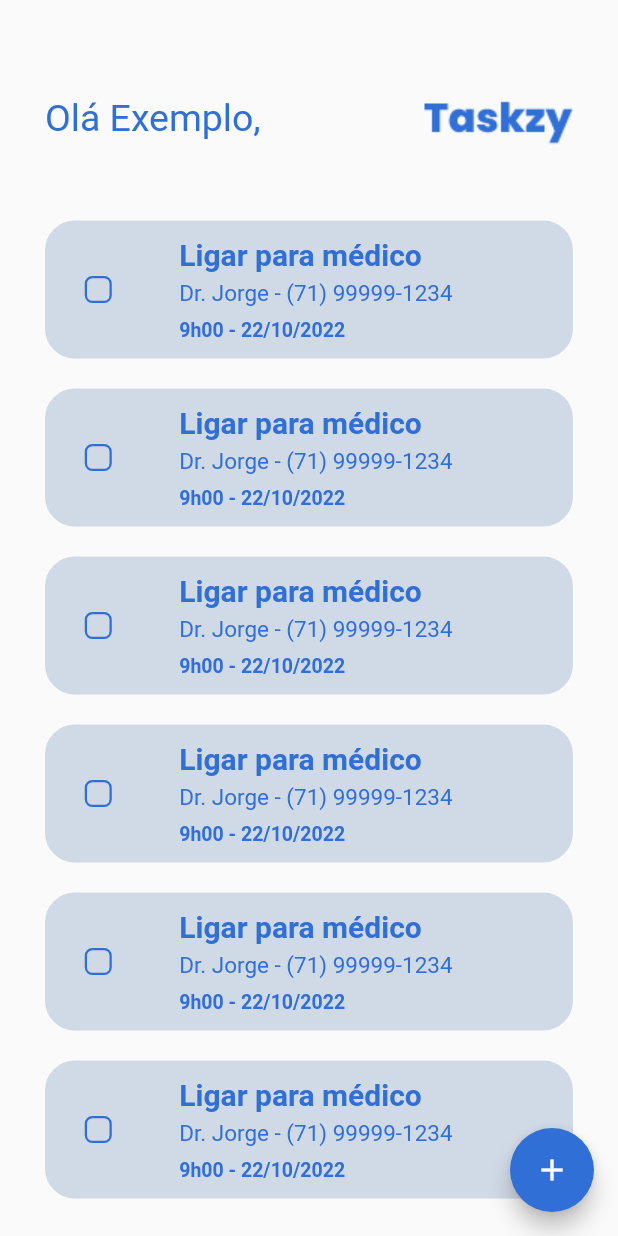
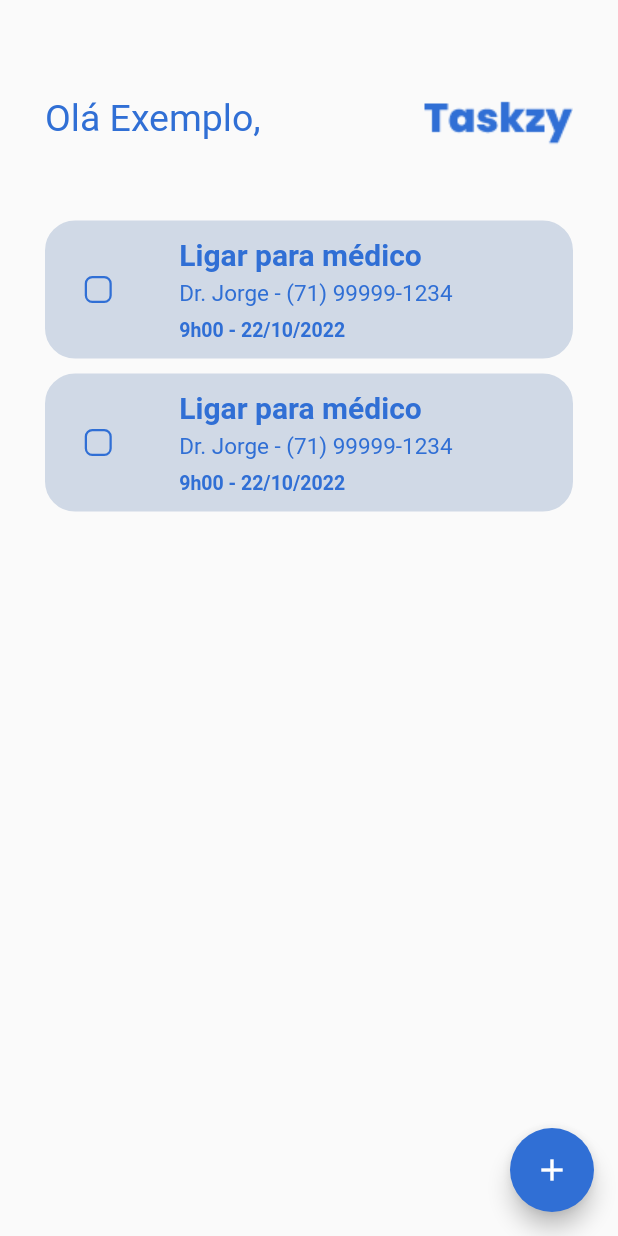
Before and after one commit to RicMerces/TaskzyChallenge, a Flutter app: the Home screen opened directly, on a phone screen of 412 x 824 dp. Run offline on Flutter 3.47's test engine with Material 2 defaults, Android fonts, the phone set to English and light mode, and no system bars.

Commit message:
Ajustes home

```diff
--- a/taskzy/lib/main.dart
+++ b/taskzy/lib/main.dart
@@ -1,5 +1,6 @@
 import 'package:flutter/material.dart';
 import 'package:taskzy/pages/home.dart';
+import 'package:taskzy/pages/home02.dart';
 import 'package:taskzy/pages/registro.dart';
 import 'package:taskzy/pages/start.dart';
 import 'package:taskzy/pages/onboarding.dart';
@@ -14,7 +15,7 @@ class MyApp extends StatelessWidget {
   Widget build(BuildContext context) {
     return MaterialApp(
       debugShowCheckedModeBanner: false,
-      home: Home(),
+      home: Home02(),
     );
   }
 }
--- a/taskzy/lib/pages/Home.dart
+++ b/taskzy/lib/pages/Home.dart
@@ -13,6 +13,11 @@ class _HomeState extends State<Home> {
   String _nome = 'Exemplo';
 
   bool _checkmark = false;
+
+  void toggleButtonSelect() {
+    _checkmark = !_checkmark;
+  }
+
   @override
   Widget build(BuildContext context) {
     return Scaffold(
@@ -31,7 +36,7 @@ class _HomeState extends State<Home> {
         backgroundColor: Color(0xff306FD5),
       ),
       body: SingleChildScrollView(
-        padding: EdgeInsets.symmetric(vertical: 60, horizontal: 30),
+        padding: const EdgeInsets.symmetric(vertical: 60, horizontal: 30),
         child: Column(
           children: [
             Row(
@@ -39,7 +44,7 @@ class _HomeState extends State<Home> {
               children: [
                 Text(
                   'Olá $_nome,',
-                  style: TextStyle(
+                  style: const TextStyle(
                     color: Color(0xff306FD5),
                     fontSize: 25,
                   ),
@@ -47,8 +52,11 @@ class _HomeState extends State<Home> {
                 Image.asset('assets/images/Taskzy.png'),
               ],
             ),
-            SizedBox(height: 50),
-            HomeCard(
+            const SizedBox(height: 50),
+            ListView.builder(
+              shrinkWrap: true,
+              itemBuilder: (context, index) {
+                return HomeCard(
                   checkmark: _checkmark,
                   title: 'Ligar para médico',
                   description: 'Dr. Jorge - (71) 99999-1234',
@@ -60,76 +68,9 @@ class _HomeState extends State<Home> {
                       },
                     );
                   },
-            ),
-            SizedBox(height: 20),
-            HomeCard(
-              checkmark: _checkmark,
-              title: 'Ligar para médico',
-              description: 'Dr. Jorge - (71) 99999-1234',
-              date: '9h00 - 22/10/2022',
-              onChanged: (value) {
-                setState(
-                  () {
-                    _checkmark = !_checkmark;
-                  },
                 );
               },
-            ),
-            SizedBox(height: 20),
-            HomeCard(
-              checkmark: _checkmark,
-              title: 'Ligar para médico',
-              description: 'Dr. Jorge - (71) 99999-1234',
-              date: '9h00 - 22/10/2022',
-              onChanged: (value) {
-                setState(
-                  () {
-                    _checkmark = !_checkmark;
-                  },
-                );
-              },
-            ),
-            SizedBox(height: 20),
-            HomeCard(
-              checkmark: _checkmark,
-              title: 'Ligar para médico',
-              description: 'Dr. Jorge - (71) 99999-1234',
-              date: '9h00 - 22/10/2022',
-              onChanged: (value) {
-                setState(
-                  () {
-                    _checkmark = !_checkmark;
-                  },
-                );
-              },
-            ),
-            SizedBox(height: 20),
-            HomeCard(
-              checkmark: _checkmark,
-              title: 'Ligar para médico',
-              description: 'Dr. Jorge - (71) 99999-1234',
-              date: '9h00 - 22/10/2022',
-              onChanged: (value) {
-                setState(
-                  () {
-                    _checkmark = !_checkmark;
-                  },
-                );
-              },
-            ),
-            SizedBox(height: 20),
-            HomeCard(
-              checkmark: _checkmark,
-              title: 'Ligar para médico',
-              description: 'Dr. Jorge - (71) 99999-1234',
-              date: '9h00 - 22/10/2022',
-              onChanged: (value) {
-                setState(
-                  () {
-                    _checkmark = !_checkmark;
-                  },
-                );
-              },
+              itemCount: 2,
             ),
           ],
         ),
--- /dev/null
+++ b/taskzy/lib/pages/home02.dart
@@ -0,0 +1,15 @@
+import 'package:flutter/material.dart';
+
+class Home02 extends StatefulWidget {
+  const Home02({Key? key}) : super(key: key);
+
+  @override
+  _Home02State createState() => _Home02State();
+}
+
+class _Home02State extends State<Home02> {
+  @override
+  Widget build(BuildContext context) {
+    return Container();
+  }
+}
--- a/taskzy/lib/widget/home_card.dart
+++ b/taskzy/lib/widget/home_card.dart
@@ -20,7 +20,8 @@ class HomeCard extends StatelessWidget {
   @override
   Widget build(BuildContext context) {
     return Container(
-      padding: EdgeInsets.all(10),
+      margin: const EdgeInsets.only(bottom: 10),
+      padding: const EdgeInsets.all(10),
       child: Row(
         mainAxisAlignment: MainAxisAlignment.start,
         children: [
@@ -34,10 +35,10 @@ class HomeCard extends StatelessWidget {
               color: Color(0xff306FD5),
               width: 1.5,
             ),
-            activeColor: Color(0xff306FD5),
-            checkColor: Color(0xff306FD5),
+            activeColor: const Color(0xff306FD5),
+            checkColor: const Color(0xff306FD5),
           ),
-          SizedBox(
+          const SizedBox(
             width: 30,
           ),
           Column(
@@ -51,7 +52,7 @@ class HomeCard extends StatelessWidget {
                   fontWeight: FontWeight.bold,
                 ),
               ),
-              SizedBox(height: 5),
+              const SizedBox(height: 5),
               Text(
                 description!,
                 style: const TextStyle(
@@ -59,7 +60,7 @@ class HomeCard extends StatelessWidget {
                   color: Color(0xff306FD5),
                 ),
               ),
-              SizedBox(height: 8),
+              const SizedBox(height: 8),
               Text(
                 date!,
                 style: const TextStyle(
@@ -73,16 +74,16 @@ class HomeCard extends StatelessWidget {
         ],
       ),
       decoration: BoxDecoration(
-          color: checkmark == false ? Color(0xffD0D9E6) : null,
+          color: checkmark == false ? const Color(0xffD0D9E6) : null,
           borderRadius: BorderRadius.circular(20),
           border: checkmark == true
               ? Border.all(
                   width: 1.5,
-                  color: Color(0xff306FD5),
+                  color: const Color(0xff306FD5),
                 )
               : Border.all(
                   width: 1.5,
-                  color: Color(0xffD0D9E6),
+                  color: const Color(0xffD0D9E6),
                 )),
     );
   }
```
Lines whose indentation alone changed are shown as unchanged.
